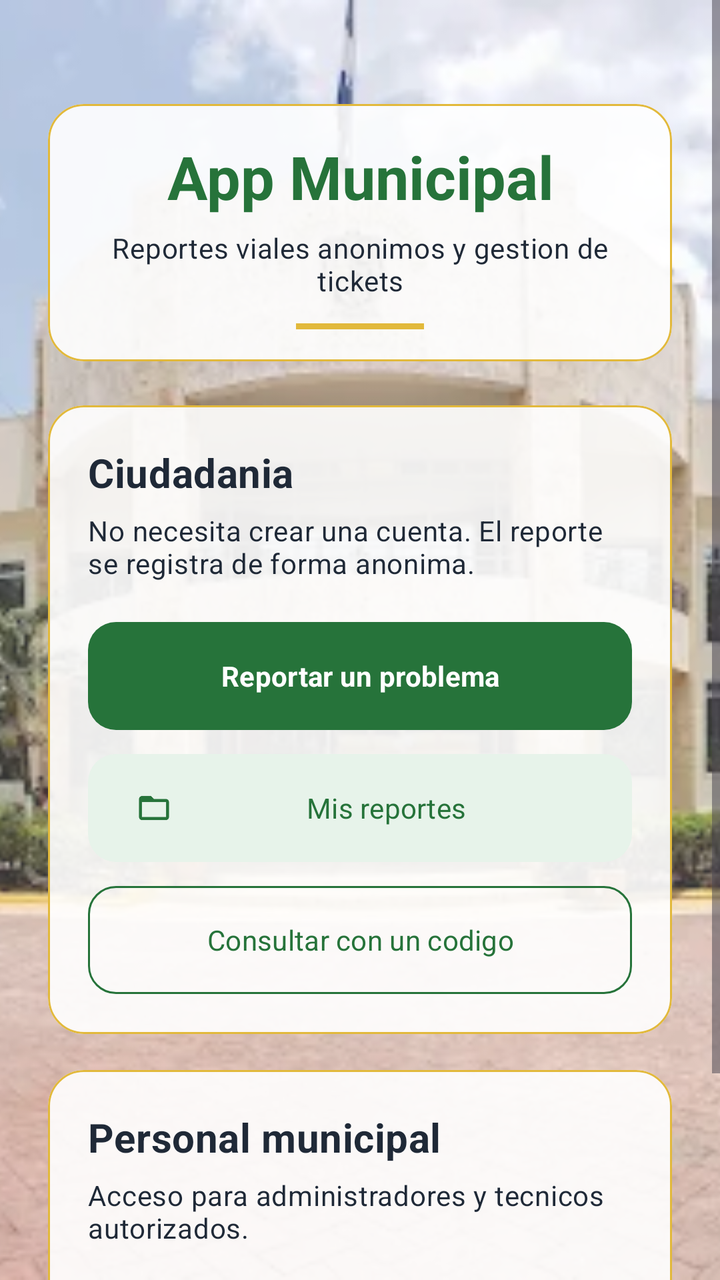
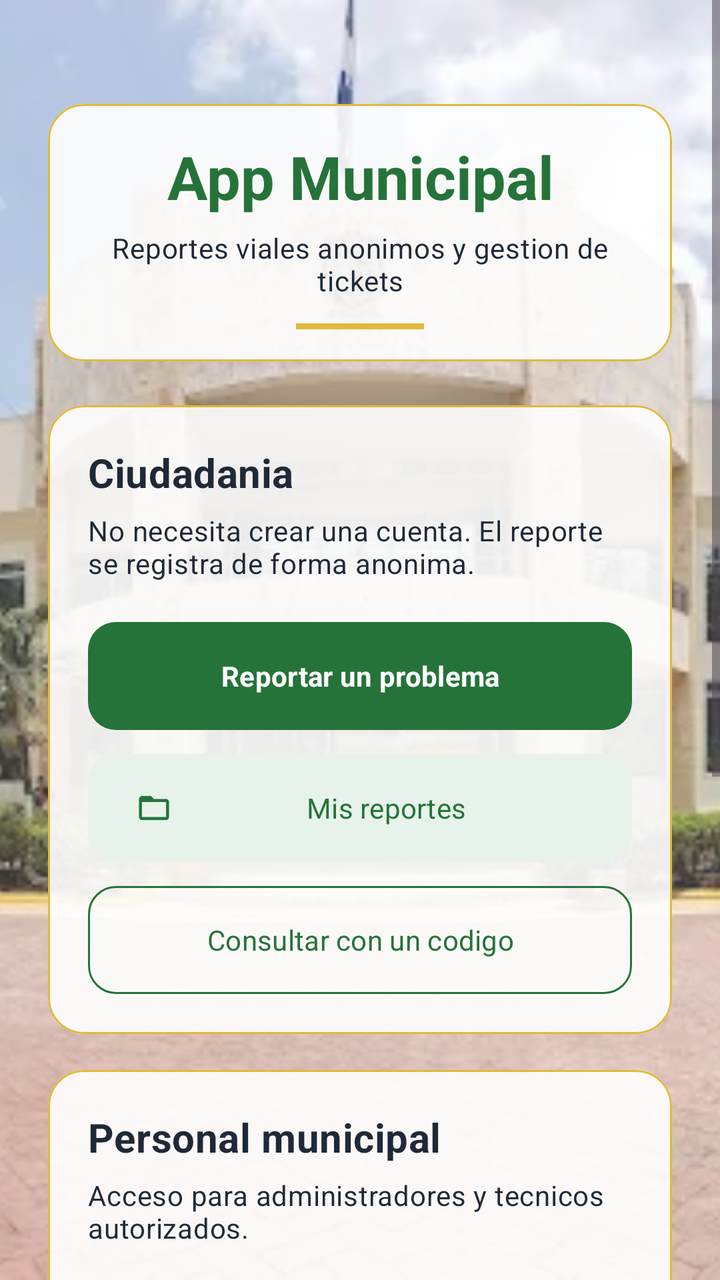

The first picture is an Android layout as it rendered before a commit; the second is the same layout after the commit. The layout source and the unified diff follow.
<!-- AndroidManifest.xml: application theme Theme.AppMunicipal -->
<!-- res/layout/activity_inicio.xml -->
<?xml version="1.0" encoding="utf-8"?>
<FrameLayout xmlns:android="http://schemas.android.com/apk/res/android"
    xmlns:app="http://schemas.android.com/apk/res-auto"
    android:layout_width="match_parent"
    android:layout_height="match_parent">

    <ImageView
        android:layout_width="match_parent"
        android:layout_height="match_parent"
        android:contentDescription="@null"
        android:scaleType="centerCrop"
        android:src="@drawable/municipalidad_fondo" />

    <View
        android:layout_width="match_parent"
        android:layout_height="match_parent"
        android:background="#33FFFFFF" />

    <ScrollView
        android:id="@+id/scrollInicio"
        android:layout_width="match_parent"
        android:layout_height="match_parent"
        android:background="@android:color/transparent"
        android:clipToPadding="false"
        android:fillViewport="true">

        <LinearLayout
            android:layout_width="match_parent"
            android:layout_height="wrap_content"
            android:gravity="center_horizontal"
            android:orientation="vertical"
            android:padding="@dimen/espacio_grande">

            <com.google.android.material.card.MaterialCardView
                android:layout_width="match_parent"
                android:layout_height="wrap_content"
                android:layout_marginTop="28dp"
                app:cardBackgroundColor="@color/surface_translucent"
                app:strokeColor="@color/municipal_yellow">

                <LinearLayout
                    android:layout_width="match_parent"
                    android:layout_height="wrap_content"
                    android:gravity="center_horizontal"
                    android:orientation="vertical"
                    android:padding="@dimen/espacio_medio">

                    <TextView
                        android:layout_width="match_parent"
                        android:layout_height="wrap_content"
                        android:gravity="center"
                        android:text="@string/inicio_titulo"
                        android:textColor="@color/municipal_green"
                        android:textSize="30sp"
                        android:textStyle="bold" />

                    <TextView
                        android:layout_width="match_parent"
                        android:layout_height="wrap_content"
                        android:layout_marginTop="6dp"
                        android:gravity="center"
                        android:text="@string/inicio_subtitulo"
                        android:textAppearance="@style/TextAppearance.AppMunicipal.Cuerpo" />

                    <View
                        android:layout_width="64dp"
                        android:layout_height="3dp"
                        android:layout_marginTop="12dp"
                        android:background="@color/municipal_yellow" />
                </LinearLayout>
            </com.google.android.material.card.MaterialCardView>

            <com.google.android.material.card.MaterialCardView
                android:layout_width="match_parent"
                android:layout_height="wrap_content"
                android:layout_marginTop="22dp"
                app:cardBackgroundColor="@color/surface_translucent"
                app:strokeColor="@color/municipal_yellow">

                <LinearLayout
                    android:layout_width="match_parent"
                    android:layout_height="wrap_content"
                    android:orientation="vertical"
                    android:padding="@dimen/espacio_pantalla">

                    <TextView
                        android:layout_width="match_parent"
                        android:layout_height="wrap_content"
                        android:text="@string/inicio_seccion_ciudadania"
                        android:textAppearance="@style/TextAppearance.AppMunicipal.Seccion"
                        android:textSize="20sp" />

                    <TextView
                        android:layout_width="match_parent"
                        android:layout_height="wrap_content"
                        android:layout_marginTop="6dp"
                        android:text="@string/inicio_ciudadania_detalle"
                        android:textAppearance="@style/TextAppearance.AppMunicipal.Cuerpo" />

                    <com.google.android.material.button.MaterialButton
                        android:id="@+id/buttonReportar"
                        style="@style/Widget.AppMunicipal.Boton.Primario"
                        android:layout_width="match_parent"
                        android:layout_height="54dp"
                        android:layout_marginTop="20dp"
                        android:text="@string/inicio_reportar" />

                    
                    <com.google.android.material.button.MaterialButton
                        android:id="@+id/buttonMisReportes"
                        style="@style/Widget.AppMunicipal.Boton.Secundario"
                        android:layout_width="match_parent"
                        android:layout_height="54dp"
                        android:layout_marginTop="12dp"
                        android:text="@string/inicio_mis_reportes"
                        app:icon="@drawable/ic_folder_24" />

                    <com.google.android.material.button.MaterialButton
                        android:id="@+id/buttonSeguimiento"
                        style="@style/Widget.AppMunicipal.Boton.Contorno"
                        android:layout_width="match_parent"
                        android:layout_height="54dp"
                        android:layout_marginTop="12dp"
                        android:text="@string/inicio_consultar" />
                </LinearLayout>
            </com.google.android.material.card.MaterialCardView>

            <com.google.android.material.card.MaterialCardView
                android:layout_width="match_parent"
                android:layout_height="wrap_content"
                android:layout_marginTop="18dp"
                android:layout_marginBottom="@dimen/espacio_grande"
                app:cardBackgroundColor="@color/surface_translucent"
                app:strokeColor="@color/municipal_yellow">

                <LinearLayout
                    android:layout_width="match_parent"
                    android:layout_height="wrap_content"
                    android:orientation="vertical"
                    android:padding="@dimen/espacio_pantalla">

                    <TextView
                        android:layout_width="match_parent"
                        android:layout_height="wrap_content"
                        android:text="@string/inicio_seccion_personal"
                        android:textAppearance="@style/TextAppearance.AppMunicipal.Seccion"
                        android:textSize="20sp" />

                    <TextView
                        android:layout_width="match_parent"
                        android:layout_height="wrap_content"
                        android:layout_marginTop="6dp"
                        android:text="@string/inicio_personal_detalle"
                        android:textAppearance="@style/TextAppearance.AppMunicipal.Cuerpo" />

                    <com.google.android.material.button.MaterialButton
                        android:id="@+id/buttonPersonal"
                        style="@style/Widget.AppMunicipal.Boton.Contorno"
                        android:layout_width="match_parent"
                        android:layout_height="54dp"
                        android:layout_marginTop="18dp"
                        android:text="@string/inicio_acceso_personal" />
                </LinearLayout>
            </com.google.android.material.card.MaterialCardView>
        </LinearLayout>
    </ScrollView>
</FrameLayout>
<!-- resources referenced by this layout -->
<resources>
  <color name="municipal_green">#26733A</color>
  <color name="municipal_yellow">#E2B93B</color>
  <color name="surface_translucent">#E6FFFFFF</color>
  <dimen name="espacio_grande">24dp</dimen>
  <dimen name="espacio_medio">16dp</dimen>
  <dimen name="espacio_pantalla">20dp</dimen>
  <string name="inicio_acceso_personal">Acceso del personal</string>
  <string name="inicio_ciudadania_detalle">No necesita crear una cuenta. El reporte se registra de forma anonima.</string>
  <string name="inicio_consultar">Consultar con un codigo</string>
  <string name="inicio_mis_reportes">Mis reportes</string>
  <string name="inicio_personal_detalle">Acceso para administradores y tecnicos autorizados.</string>
  <string name="inicio_reportar">Reportar un problema</string>
  <string name="inicio_seccion_ciudadania">Ciudadania</string>
  <string name="inicio_seccion_personal">Personal municipal</string>
  <string name="inicio_subtitulo">Reportes viales anonimos y gestion de tickets</string>
  <string name="inicio_titulo">App Municipal</string>
  <style name="TextAppearance.AppMunicipal.Cuerpo" parent="TextAppearance.Material3.BodyMedium">
          <item name="android:textColor">@color/municipal_text</item>
      </style>
  <style name="TextAppearance.AppMunicipal.Seccion" parent="TextAppearance.Material3.TitleMedium">
          <item name="android:textColor">@color/municipal_text</item>
          <item name="android:textStyle">bold</item>
      </style>
  <style name="Widget.AppMunicipal.Boton.Primario" parent="Widget.Material3.Button">
          <item name="android:minHeight">@dimen/alto_boton</item>
          <item name="android:insetTop">0dp</item>
          <item name="android:insetBottom">0dp</item>
          <item name="backgroundTint">@color/municipal_green</item>
          <item name="android:textColor">#FFFFFF</item>
          <item name="android:textStyle">bold</item>
          <item name="cornerRadius">@dimen/radio_boton</item>
      </style>
  <color name="municipal_text">#1F2937</color>
  <dimen name="alto_boton">48dp</dimen>
  <dimen name="radio_boton">14dp</dimen>
  <color name="municipal_green_soft">#E7F3EA</color>
  <color name="municipal_green_dark">#1B5429</color>
  <color name="municipal_danger">#B42318</color>
  <color name="municipal_surface">#FFFFFF</color>
  <color name="municipal_surface_alt">#EEF2F5</color>
  <color name="municipal_muted">#5F6B7A</color>
  <color name="municipal_border">#D9E1E8</color>
  <color name="municipal_background">#F4F6F8</color>
  <color name="toolbar_background">#26733A</color>
  <style name="Widget.AppMunicipal.Card" parent="Widget.Material3.CardView.Outlined">
          <item name="cardBackgroundColor">@color/municipal_surface</item>
          <item name="cardCornerRadius">@dimen/radio_tarjeta</item>
          <item name="cardElevation">0dp</item>
          <item name="strokeColor">@color/municipal_border</item>
          <item name="strokeWidth">1dp</item>
      </style>
  <color name="toolbar_on_background">#FFFFFF</color>
  <color name="toolbar_subtitle">#CFE4D6</color>
  <style name="TextAppearance.AppMunicipal.ToolbarTitle" parent="TextAppearance.Material3.TitleLarge">
          <item name="android:textSize">20sp</item>
          <item name="android:textStyle">bold</item>
      </style>
  <style name="TextAppearance.AppMunicipal.ToolbarSubtitle" parent="TextAppearance.Material3.BodySmall">
          <item name="android:textSize">13sp</item>
      </style>
  <dimen name="radio_tarjeta">18dp</dimen>
  <!-- unchanged entries left out for length: 6 -->
</resources>

<!-- the commit's change to res/layout/activity_inicio.xml (unified diff, before → after) -->
@@ -162,6 +162,44 @@
                         android:text="@string/inicio_acceso_personal" />
                 </LinearLayout>
             </com.google.android.material.card.MaterialCardView>
+
+            <com.google.android.material.card.MaterialCardView
+                android:layout_width="match_parent"
+                android:layout_height="wrap_content"
+                android:layout_marginBottom="@dimen/espacio_grande"
+                app:cardBackgroundColor="?attr/colorSurface"
+                app:strokeColor="@color/municipal_yellow">
+
+                <LinearLayout
+                    android:layout_width="match_parent"
+                    android:layout_height="wrap_content"
+                    android:orientation="vertical"
+                    android:padding="@dimen/espacio_pantalla">
+
+                    <TextView
+                        android:layout_width="match_parent"
+                        android:layout_height="wrap_content"
+                        android:accessibilityHeading="true"
+                        android:text="@string/inicio_aviso_titulo"
+                        android:textAppearance="@style/TextAppearance.AppMunicipal.Seccion" />
+
+                    <TextView
+                        android:layout_width="match_parent"
+                        android:layout_height="wrap_content"
+                        android:layout_marginTop="8dp"
+                        android:text="@string/inicio_aviso_academico"
+                        android:textAppearance="@style/TextAppearance.AppMunicipal.Cuerpo" />
+
+                    <com.google.android.material.button.MaterialButton
+                        android:id="@+id/buttonPrivacidad"
+                        style="@style/Widget.AppMunicipal.Boton.Contorno"
+                        android:layout_width="match_parent"
+                        android:layout_height="wrap_content"
+                        android:minHeight="48dp"
+                        android:layout_marginTop="16dp"
+                        android:text="@string/inicio_politica_privacidad" />
+                </LinearLayout>
+            </com.google.android.material.card.MaterialCardView>
         </LinearLayout>
     </ScrollView>
 </FrameLayout>
<!-- resource entries referenced after the edit -->
@@ -7,10 +7,13 @@
   <dimen name="espacio_medio">16dp</dimen>
   <dimen name="espacio_pantalla">20dp</dimen>
   <string name="inicio_acceso_personal">Acceso del personal</string>
+  <string name="inicio_aviso_academico">Esta aplicación no está afiliada, autorizada ni administrada por la Municipalidad de El Progreso, Yoro, Honduras. Los reportes se utilizan para una demostración académica y no se envían a las autoridades municipales. No es un canal oficial de atención ni de emergencias.</string>
+  <string name="inicio_aviso_titulo">Proyecto universitario independiente</string>
   <string name="inicio_ciudadania_detalle">No necesita crear una cuenta. El reporte se registra de forma anonima.</string>
   <string name="inicio_consultar">Consultar con un codigo</string>
   <string name="inicio_mis_reportes">Mis reportes</string>
   <string name="inicio_personal_detalle">Acceso para administradores y tecnicos autorizados.</string>
+  <string name="inicio_politica_privacidad">Política de privacidad</string>
   <string name="inicio_reportar">Reportar un problema</string>
   <string name="inicio_seccion_ciudadania">Ciudadania</string>
   <string name="inicio_seccion_personal">Personal municipal</string>
